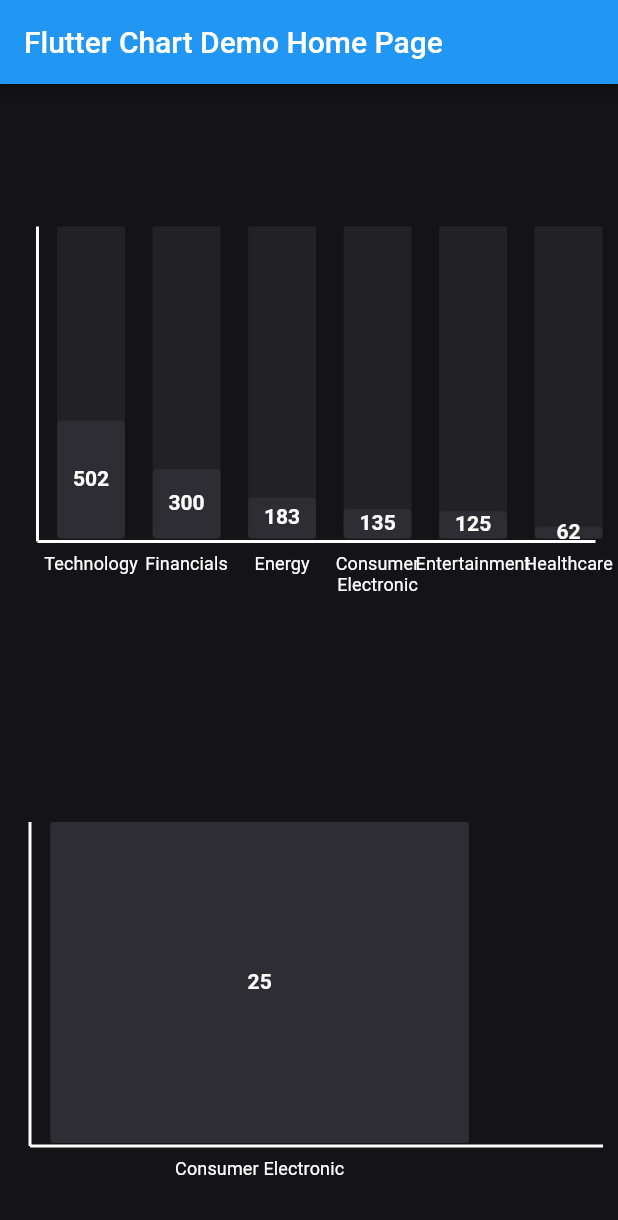
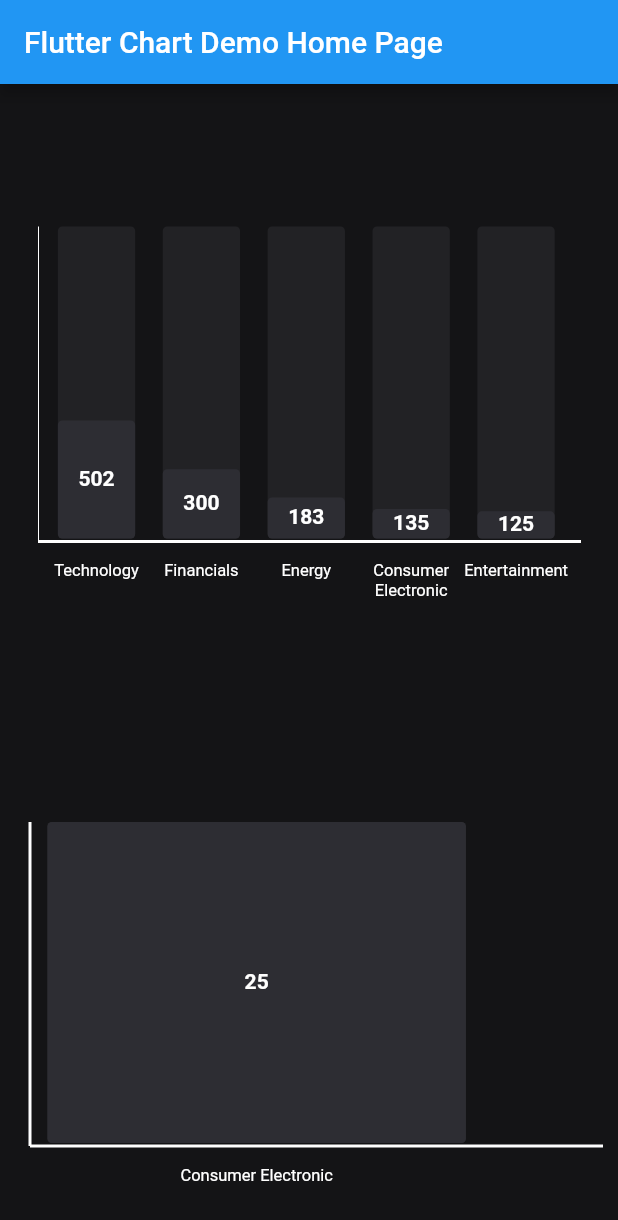
Before and after one commit to kaandinler/flutter_chart_study, a Flutter app: the screen it shows after launch, on a phone screen of 412 x 824 dp. Shown: the top 1220 px of the screen. Run offline on Flutter 3.47's test engine with Material 2 defaults, Android fonts, the phone set to English and light mode, and no system bars; our stand-ins replace charts_flutter.

Commit message:
scroll is added if chart does not fit in the view area.

```diff
--- a/lib/my_chart.dart
+++ b/lib/my_chart.dart
@@ -8,9 +8,22 @@ class VerticalBarChart extends StatelessWidget {
 
   @override
   Widget build(BuildContext context) {
-    return CustomPaint(
-      painter: BarChartPainter(categories, data),
-    );
+    if (data.length < 6) {
+      return CustomPaint(
+        painter: BarChartPainter(categories, data),
+      );
+    } else {
+      return SingleChildScrollView(
+        scrollDirection: Axis.horizontal,
+        child: Container(
+          clipBehavior: Clip.none,
+          width: MediaQuery.of(context).size.width,
+          child: CustomPaint(
+            painter: BarChartPainter(categories, data),
+          ),
+        ),
+      );
+    }
   }
 }
 
@@ -58,14 +71,15 @@ class BarChartPainter extends CustomPainter {
       final barHeight = data[i] / barHeightFactor;
       //
       // final barHeight = data[i] / maxValue * chartHeight;
-      final x = chartRect.left + i * (barWidth + barSpacing) - 5;
+      final x = chartRect.left + i * (barWidth + barSpacing) - 7;
       final y = chartRect.bottom - barHeight;
       //To fit on X axis we need to subtract 1 from barHeight
       final barRect = Rect.fromLTWH(x, y, barWidth, barHeight - 2);
       final fullBarRect = Rect.fromLTWH(x, chartRect.top, barWidth, chartHeight - 2);
       final border = Radius.circular(3);
       final barRRect = RRect.fromRectAndRadius(barRect, border);
-      canvas.drawRect(fullBarRect, paintBackground);
+      final fullBarRRect = RRect.fromRectAndRadius(fullBarRect, border);
+      canvas.drawRRect(fullBarRRect, paintBackground);
       canvas.drawRRect(barRRect, paint);
 
       //Draw the labels
@@ -76,10 +90,9 @@ class BarChartPainter extends CustomPainter {
             text: label,
             style: const TextStyle(
               overflow: TextOverflow.ellipsis,
-              fontSize: 12,
+              fontSize: 11,
               fontWeight: FontWeight.w400,
               color: Colors.white,
-              letterSpacing: 0.1,
             )),
         textDirection: TextDirection.ltr,
         maxLines: 2,
@@ -88,7 +101,7 @@ class BarChartPainter extends CustomPainter {
 
       // final textX = x - textPainter.width / data.length ;
       final textX = x + barWidth / 2 - textPainter.width / 2;
-      final textY = barRect.bottom + 10;
+      final textY = barRect.bottom + 15;
       textPainter.paint(canvas, Offset(textX, textY));
       // textPainter.paint(canvas, Offset(textX, chartRect.bottom + 10));
 
@@ -115,8 +128,6 @@ class BarChartPainter extends CustomPainter {
       final valueY = barRect.bottom - barHeight / 2 - valuePainter.height / 2;
 
       valuePainter.paint(canvas, Offset(valueX, valueY));
-
-// canvas.drawLine(Offset(0, barHeightFactor), Offset(0, barHeight), new Paint()..color = Colors.red);
     }
   }
 
```
